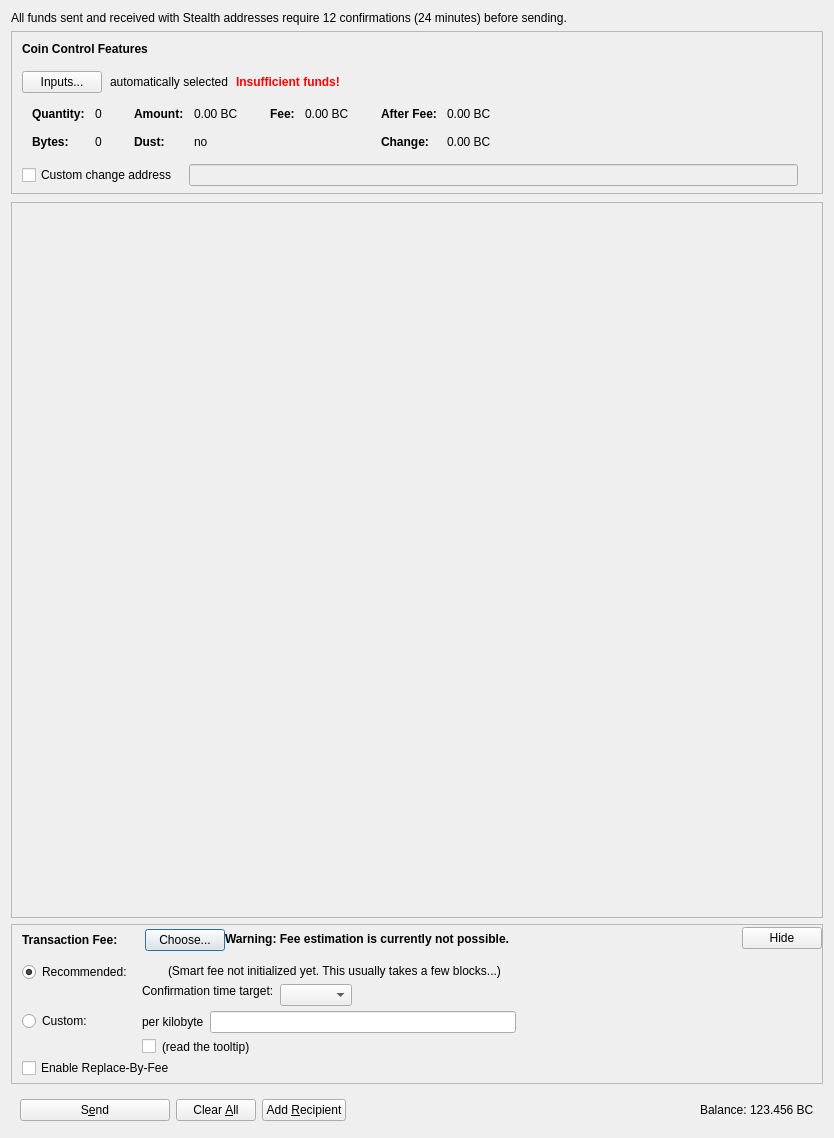
Qt form src/qt/forms/sendcoinsdialog.ui (Bitcoin-Confidential/BitcoinC-Core) before a commit.
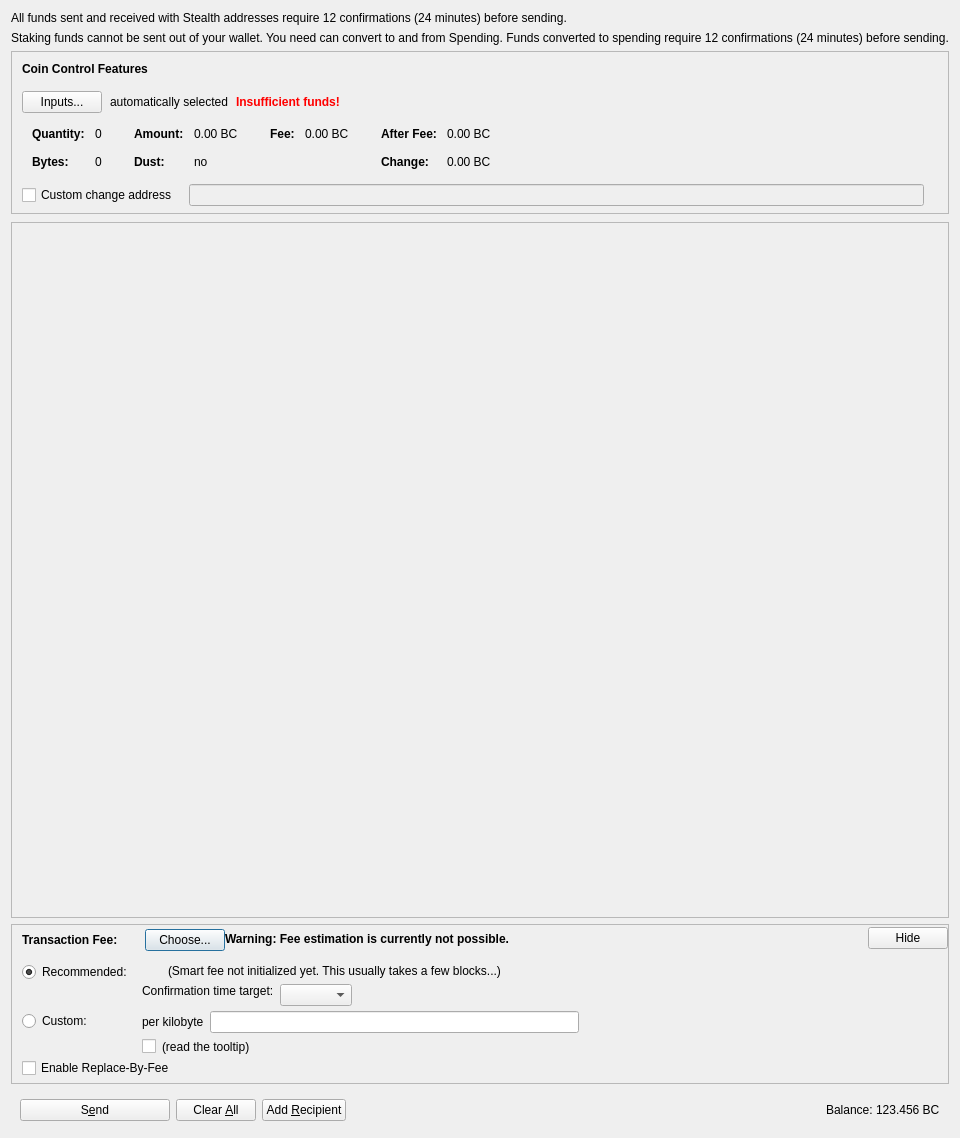
The same form after that commit. Icons and pictures are not drawn. Custom widgets are drawn as their Qt base class.

Commit message: Header message added to "Convert to" staking tabs

Diff of the .ui file:
```diff
--- a/src/qt/forms/sendcoinsdialog.ui
+++ b/src/qt/forms/sendcoinsdialog.ui
@@ -13,7 +13,7 @@
   <property name="windowTitle">
    <string>Send Coins</string>
   </property>
-  <layout class="QVBoxLayout" name="verticalLayout" stretch="0,0,0,0,1,0,0">
+  <layout class="QVBoxLayout" name="verticalLayout" stretch="0,0,0,0,0,1,0,0">
    <property name="bottomMargin">
     <number>8</number>
    </property>
@@ -24,6 +24,13 @@
 	   </property>
 	</widget>
    </item>
+   <item>
+	<widget class="QLabel" name="convertToHeaderLabel">
+	   <property name="text">
+	   <string>Staking funds cannot be sent out of your wallet. You need can convert to and from Spending. Funds converted to spending require 12 confirmations (24 minutes) before sending.</string>
+	   </property>
+	</widget>
+   </item>
    <item>
     <widget class="QFrame" name="frameCoinControl">
      <property name="sizePolicy">
```
The commit also changes 3 other files.
